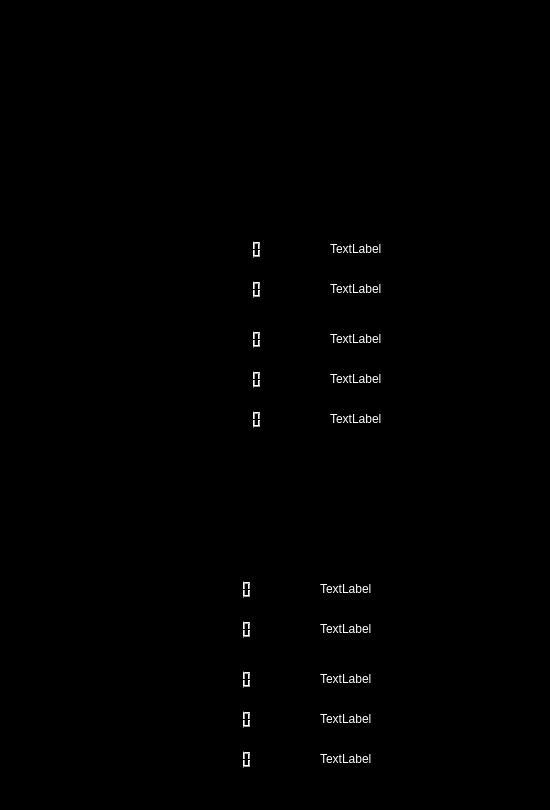
This is ui/highscorewindow.ui in sedrickkeh/Pacman2 as Qt 5 draws it before an edit. The edited form follows.
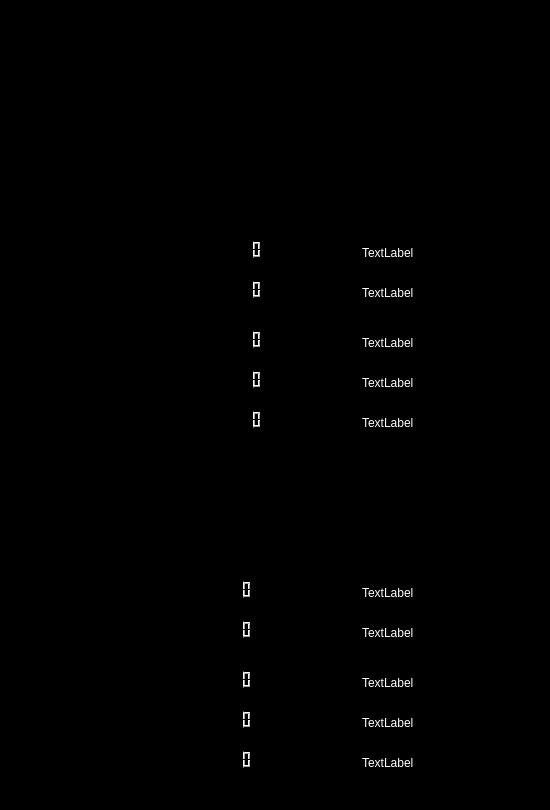
This is the edited form.

```diff
--- a/ui/highscorewindow.ui
+++ b/ui/highscorewindow.ui
@@ -134,10 +134,10 @@
   <widget class="QLabel" name="classic_6">
    <property name="geometry">
     <rect>
-     <x>330</x>
+     <x>362</x>
      <y>240</y>
-     <width>131</width>
-     <height>18</height>
+     <width>100</width>
+     <height>25</height>
     </rect>
    </property>
    <property name="styleSheet">
@@ -150,10 +150,10 @@
   <widget class="QLabel" name="classic_9">
    <property name="geometry">
     <rect>
-     <x>330</x>
+     <x>362</x>
      <y>370</y>
-     <width>131</width>
-     <height>18</height>
+     <width>100</width>
+     <height>25</height>
     </rect>
    </property>
    <property name="styleSheet">
@@ -166,10 +166,10 @@
   <widget class="QLabel" name="classic_10">
    <property name="geometry">
     <rect>
-     <x>330</x>
+     <x>362</x>
      <y>410</y>
-     <width>131</width>
-     <height>18</height>
+     <width>100</width>
+     <height>25</height>
     </rect>
    </property>
    <property name="styleSheet">
@@ -182,10 +182,10 @@
   <widget class="QLabel" name="classic_8">
    <property name="geometry">
     <rect>
-     <x>330</x>
+     <x>362</x>
      <y>330</y>
-     <width>131</width>
-     <height>18</height>
+     <width>100</width>
+     <height>25</height>
     </rect>
    </property>
    <property name="styleSheet">
@@ -198,10 +198,10 @@
   <widget class="QLabel" name="classic_7">
    <property name="geometry">
     <rect>
-     <x>330</x>
+     <x>362</x>
      <y>280</y>
-     <width>131</width>
-     <height>18</height>
+     <width>100</width>
+     <height>25</height>
     </rect>
    </property>
    <property name="styleSheet">
@@ -237,7 +237,7 @@
   <widget class="QLabel" name="header_2">
    <property name="geometry">
     <rect>
-     <x>40</x>
+     <x>30</x>
      <y>520</y>
      <width>441</width>
      <height>31</height>
@@ -290,10 +290,10 @@
   <widget class="QLabel" name="reverse_6">
    <property name="geometry">
     <rect>
-     <x>320</x>
+     <x>362</x>
      <y>580</y>
-     <width>131</width>
-     <height>18</height>
+     <width>100</width>
+     <height>25</height>
     </rect>
    </property>
    <property name="styleSheet">
@@ -306,10 +306,10 @@
   <widget class="QLabel" name="reverse_7">
    <property name="geometry">
     <rect>
-     <x>320</x>
+     <x>362</x>
      <y>620</y>
-     <width>131</width>
-     <height>18</height>
+     <width>100</width>
+     <height>25</height>
     </rect>
    </property>
    <property name="styleSheet">
@@ -322,10 +322,10 @@
   <widget class="QLabel" name="reverse_8">
    <property name="geometry">
     <rect>
-     <x>320</x>
+     <x>362</x>
      <y>670</y>
-     <width>131</width>
-     <height>18</height>
+     <width>100</width>
+     <height>25</height>
     </rect>
    </property>
    <property name="styleSheet">
@@ -338,10 +338,10 @@
   <widget class="QLabel" name="reverse_9">
    <property name="geometry">
     <rect>
-     <x>320</x>
+     <x>362</x>
      <y>710</y>
-     <width>131</width>
-     <height>18</height>
+     <width>100</width>
+     <height>25</height>
     </rect>
    </property>
    <property name="styleSheet">
@@ -354,10 +354,10 @@
   <widget class="QLabel" name="reverse_10">
    <property name="geometry">
     <rect>
-     <x>320</x>
+     <x>362</x>
      <y>750</y>
-     <width>131</width>
-     <height>18</height>
+     <width>100</width>
+     <height>25</height>
     </rect>
    </property>
    <property name="styleSheet">
```
Left out of the diff: 33 changed lines with no effect on the pictures.
